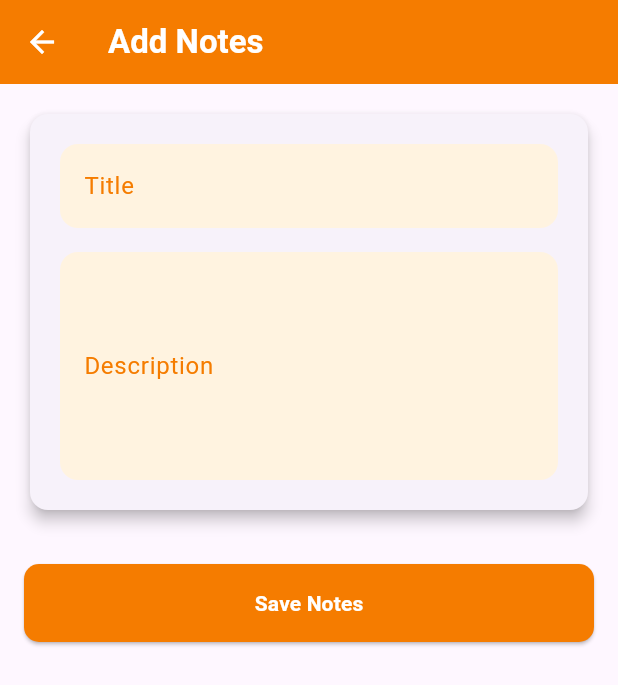
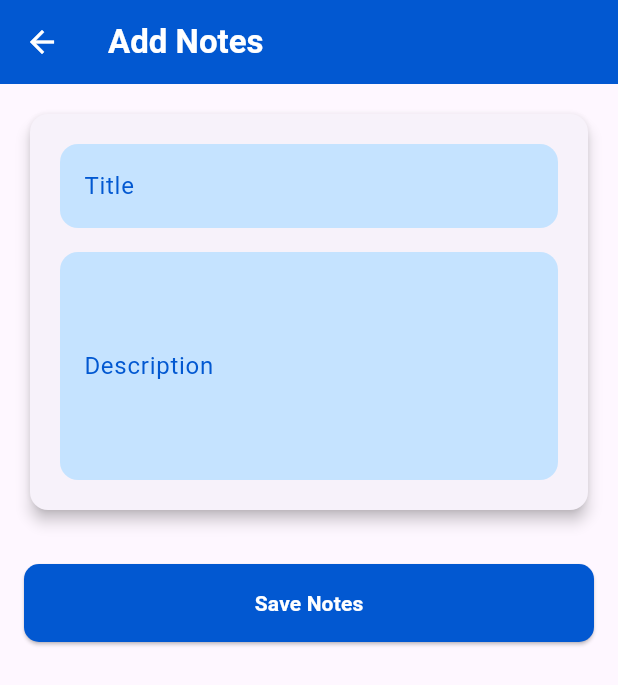
Before and after one commit to arkhamfarhan/NoteApp, a Flutter app: the screen it shows after launch, after a tap on the "add" icon, on a phone screen of 412 x 824 dp. Shown: the top 685 px of the screen. Run offline on Flutter 3.47's test engine with Material 3 defaults, Android fonts, the phone set to English and light mode, and no system bars; our stand-ins replace flutter_bloc, get_it, go_router, sqflite, sqflite_common_ffi, sqflite_common_ffi_web and 1 more; accounts and stored records are empty.

Commit message:
Update color accents

```diff
--- a/lib/screen/add_note_screen.dart
+++ b/lib/screen/add_note_screen.dart
@@ -13,7 +13,7 @@ class AddNoteScreen extends StatelessWidget {
     final TextEditingController titleController = TextEditingController(); // Controller for title input
     final TextEditingController contentController = TextEditingController(); // Controller for content input
 
-    final Color customOrange = Colors.orange.shade700; // Custom orange color for styling
+    final Color customBlue = const Color.fromARGB(255, 2, 88, 209); // Custom orange color for styling
 
     return Scaffold(
       appBar: AppBar(
@@ -24,7 +24,7 @@ class AddNoteScreen extends StatelessWidget {
             fontWeight: FontWeight.bold,
           ),
         ),
-        backgroundColor: customOrange, // Custom color for AppBar
+        backgroundColor: customBlue, // Custom color for AppBar
         leading: IconButton(
           icon: const Icon(Icons.arrow_back, color: Colors.white),
           onPressed: () {
@@ -51,16 +51,16 @@ class AddNoteScreen extends StatelessWidget {
                       controller: titleController,
                       decoration: InputDecoration(
                         labelText: 'Title',
-                        labelStyle: TextStyle(color: customOrange), // Label color
+                        labelStyle: TextStyle(color: customBlue), // Label color
                         filled: true,
-                        fillColor: Colors.orange.shade50, // Light orange background
+                        fillColor: const Color.fromARGB(255, 197, 227, 255), // Light orange background
                         border: OutlineInputBorder(
                           borderRadius: BorderRadius.circular(12), // Rounded corners for input field
                           borderSide: BorderSide.none,
                         ),
                         focusedBorder: OutlineInputBorder(
                           borderRadius: BorderRadius.circular(12),
-                          borderSide: BorderSide(color: customOrange), // Border color on focus
+                          borderSide: BorderSide(color: customBlue), // Border color on focus
                         ),
                       ),
                     ),
@@ -71,16 +71,16 @@ class AddNoteScreen extends StatelessWidget {
                       maxLines: 5, // Allow multi-line input for content
                       decoration: InputDecoration(
                         labelText: 'Description',
-                        labelStyle: TextStyle(color: customOrange), // Label color
+                        labelStyle: TextStyle(color: customBlue), // Label color
                         filled: true,
-                        fillColor: Colors.orange.shade50, // Light orange background
+                        fillColor: const Color.fromARGB(255, 197, 227, 255), // Light blue background
                         border: OutlineInputBorder(
                           borderRadius: BorderRadius.circular(12), // Rounded corners for input field
                           borderSide: BorderSide.none,
                         ),
                         focusedBorder: OutlineInputBorder(
                           borderRadius: BorderRadius.circular(12),
-                          borderSide: BorderSide(color: customOrange), // Border color on focus
+                          borderSide: BorderSide(color: customBlue), // Border color on focus
                         ),
                       ),
                     ),
@@ -96,7 +96,7 @@ class AddNoteScreen extends StatelessWidget {
                 shape: RoundedRectangleBorder(
                   borderRadius: BorderRadius.circular(10), // Rounded corners for the button
                 ),
-                backgroundColor: customOrange, // Custom color for the button
+                backgroundColor: customBlue, // Custom color for the button
               ),
               onPressed: () {
                 final title = titleController.text.trim(); // Get title text
--- a/lib/screen/list_note_screen.dart
+++ b/lib/screen/list_note_screen.dart
@@ -56,8 +56,8 @@ class ListNoteScreenState extends State<ListNoteScreen> {
             context.push('/add-note'); // Navigate to the add note screen
           },
           backgroundColor: _isHovered
-              ? Colors.orange.shade900
-              : Colors.orange.shade700, // Change color on hover
+              ? const Color.fromARGB(255, 2, 64, 152)
+              : const Color.fromARGB(255, 2, 88, 209), // Change color on hover
           child: const Icon(Icons.add, color: Colors.white),
         ),
       ),
@@ -143,8 +143,8 @@ class ListNoteScreenState extends State<ListNoteScreen> {
                                       .add(DeleteNote(note)); // Dispatch delete event
                                 },
                                 color: _isHoveredDelete
-                                    ? Colors.orange.shade900
-                                    : Colors.orange.shade700, // Change delete icon color on hover
+                                    ? const Color.fromARGB(255, 178, 1, 1)
+                                    : const Color.fromARGB(255, 213, 2, 2), // Change delete icon color on hover
                               ),
                             ),
                           ),
```
Also changed, not shown: lib/screen/detail_note_screen.dart (+4 -4 lines), lib/screen/edit_note_screen.dart (+11 -11 lines).
